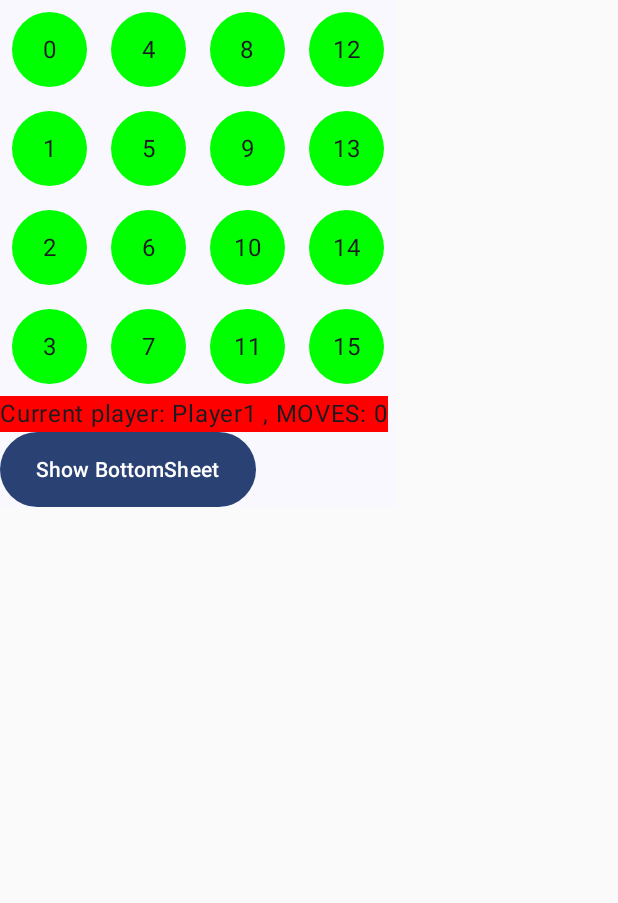
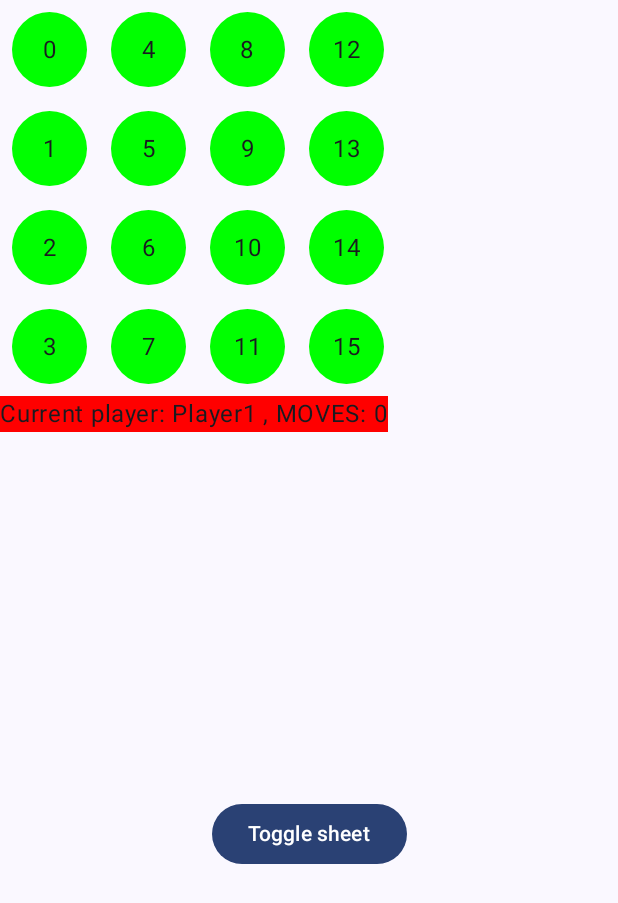
Before and after one commit to MatLeg25/ConnectCoins-KotlinGame, an Android app built with Jetpack Compose: the screen it shows after launch (MainActivity), on a phone screen of 412 x 824 dp. Shown: the top 903 px of the screen. Run offline under Robolectric (Android 15) with nearby library versions, the phone set to English and light mode, and no system bars.

Commit message:
bottom modal init implementation

```diff
--- a/app/src/main/java/com/example/connectcoins/MainActivity.kt
+++ b/app/src/main/java/com/example/connectcoins/MainActivity.kt
@@ -8,55 +8,36 @@ import androidx.compose.foundation.clickable
 import androidx.compose.foundation.layout.Box
 import androidx.compose.foundation.layout.Column
 import androidx.compose.foundation.layout.Row
-import androidx.compose.foundation.layout.Spacer
-import androidx.compose.foundation.layout.height
 import androidx.compose.foundation.layout.padding
 import androidx.compose.foundation.layout.size
 import androidx.compose.foundation.shape.RoundedCornerShape
-import androidx.compose.material3.BottomSheetDefaults
-import androidx.compose.material3.Button
-import androidx.compose.material3.ExperimentalMaterial3Api
 import androidx.compose.material3.MaterialTheme
-import androidx.compose.material3.ModalBottomSheet
 import androidx.compose.material3.Surface
 import androidx.compose.material3.Text
-import androidx.compose.material3.rememberModalBottomSheetState
 import androidx.compose.runtime.Composable
 import androidx.compose.runtime.collectAsState
 import androidx.compose.runtime.getValue
-import androidx.compose.runtime.mutableStateOf
-import androidx.compose.runtime.remember
-import androidx.compose.runtime.setValue
 import androidx.compose.ui.Alignment
 import androidx.compose.ui.Modifier
 import androidx.compose.ui.draw.clip
 import androidx.compose.ui.graphics.Color
 import androidx.compose.ui.tooling.preview.Preview
 import androidx.compose.ui.unit.dp
-import com.example.connectcoins.ui.theme.ConnectCoinsTheme
 import androidx.lifecycle.viewmodel.compose.viewModel
 import com.example.connectcoins.data.Cell
 import com.example.connectcoins.data.DATA
 import com.example.connectcoins.data.Player
+import com.example.connectcoins.ui.BottomModal
 import com.example.connectcoins.ui.GameUiState
 import com.example.connectcoins.ui.GameViewModel
+import com.example.connectcoins.ui.theme.ConnectCoinsTheme
 import com.example.connectcoins.utils.Validator
-
-//todo move to cofnig class
 
 
 class MainActivity : ComponentActivity() {
     override fun onCreate(savedInstanceState: Bundle?) {
         super.onCreate(savedInstanceState)
         setContent {
-
-            var showSheet by remember { mutableStateOf(false) }
-
-            if (showSheet) {
-                BottomSheet() {
-                    showSheet = false
-                }
-            }
 
             val viewModel: GameViewModel = viewModel()
 
@@ -76,30 +57,19 @@ class MainActivity : ComponentActivity() {
 
                     Column() {
 
-                        val showModalFun = {
-                            showSheet = true
-                        }
                         TableScreen(
                             DATA.SIZE,
                             DATA.cells,
                             dataHeader,
                             gameUiState,
                             viewModel,
-                            showModalFun,
-
                         )
 
                         Text(
                             modifier = Modifier.background(gameUiState.currentPlayer.color),
                             text = "Current player: ${gameUiState.currentPlayer.name} , MOVES: ${gameUiState.moves}")
 
-                        Button(
-                            modifier = Modifier
-                                .height(50.dp),
-                            onClick = showModalFun
-                        ) {
-                            Text(text = "Show BottomSheet")
-                        }
+                        BottomModal()
                     }
                 }
             }
@@ -179,34 +149,7 @@ fun SingleColumn(
     }
 }
 
-@OptIn(ExperimentalMaterial3Api::class)
-@Composable
-fun BottomSheet(onDismiss: () -> Unit) {
-    val modalBottomSheetState = rememberModalBottomSheetState()
 
-    ModalBottomSheet(
-        onDismissRequest = { Unit },
-        sheetState = modalBottomSheetState,
-        dragHandle = { BottomSheetDefaults.DragHandle() },
-    ) {
-        Text(
-            text = "Bottom sheet",
-            style = MaterialTheme.typography.bodyMedium
-        )
-        Spacer(modifier = Modifier.height(32.dp))
-        Text(
-            text = "Click outside the bottom sheet to hide it",
-            style = MaterialTheme.typography.bodyMedium
-        )
-        Button(
-            modifier = Modifier
-                .height(50.dp),
-            onClick = { onDismiss() }
-        ) {
-            Text(text = "Close")
-        }
-    }
-}
 
 fun onCellClick(
     column: Int,
--- /dev/null
+++ b/app/src/main/java/com/example/connectcoins/ui/BottomModal.kt
@@ -0,0 +1,84 @@
+package com.example.connectcoins.ui
+
+
+import androidx.compose.foundation.layout.Box
+import androidx.compose.foundation.layout.Spacer
+import androidx.compose.foundation.layout.fillMaxSize
+import androidx.compose.foundation.layout.fillMaxWidth
+import androidx.compose.foundation.layout.height
+import androidx.compose.material3.BottomSheetScaffold
+import androidx.compose.material3.Button
+import androidx.compose.material3.ExperimentalMaterial3Api
+import androidx.compose.material3.MaterialTheme
+import androidx.compose.material3.SheetValue
+import androidx.compose.material3.Text
+import androidx.compose.material3.rememberBottomSheetScaffoldState
+import androidx.compose.material3.rememberStandardBottomSheetState
+import androidx.compose.runtime.Composable
+import androidx.compose.runtime.rememberCoroutineScope
+import androidx.compose.ui.Alignment
+import androidx.compose.ui.Modifier
+import androidx.compose.ui.graphics.Color
+import androidx.compose.ui.unit.dp
+import kotlinx.coroutines.launch
+
+@OptIn(ExperimentalMaterial3Api::class)
+@Composable
+fun BottomModal() {
+    val sheetState = rememberStandardBottomSheetState(
+        initialValue = SheetValue.Hidden,
+        skipHiddenState = false
+    )
+    val scaffoldState = rememberBottomSheetScaffoldState(
+        bottomSheetState = sheetState
+    )
+    val scope = rememberCoroutineScope()
+
+    BottomSheetScaffold(
+        scaffoldState = scaffoldState,
+        sheetContent = {
+        Box(
+            modifier = Modifier
+                .fillMaxWidth()
+                .height(300.dp)
+        ) {
+            Text(text = "SIEMA")
+            Text(
+                text = "Bottom sheet",
+                style = MaterialTheme.typography.bodyMedium
+            )
+            Spacer(modifier = Modifier.height(32.dp))
+            Text(
+                text = "Click outside the bottom sheet to hide it",
+                style = MaterialTheme.typography.bodyMedium
+            )
+            Button(
+                modifier = Modifier
+                    .height(50.dp),
+                onClick = {
+                    scope.launch {
+                        sheetState.hide()
+                    }
+                }
+            ) {
+                Text(text = "Close")
+            }
+        }
+    },
+    sheetContentColor = Color.Green,
+        ) {
+        Box(
+            modifier = Modifier.fillMaxSize(),
+            contentAlignment = Alignment.Center
+        ) {
+            Button(onClick = {
+                scope.launch {
+                    if (sheetState.isVisible) sheetState.hide()
+                    else sheetState.expand()
+                }
+            }) {
+                Text(text = "Toggle sheet")
+            }
+        }
+    }
+}
```
